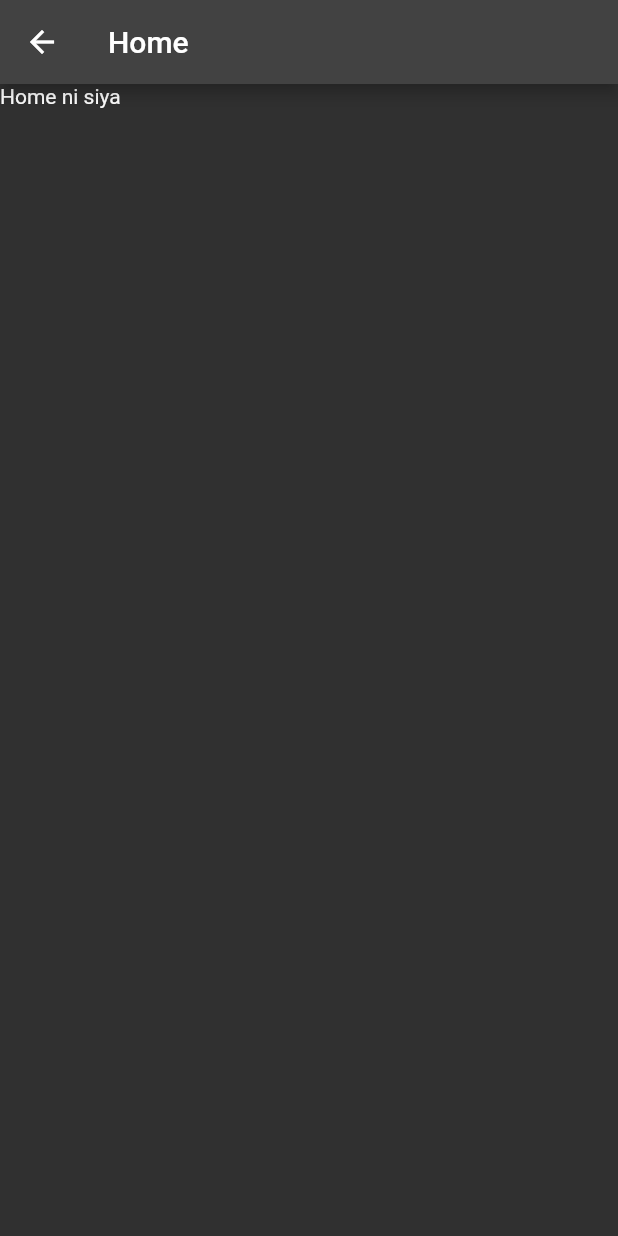
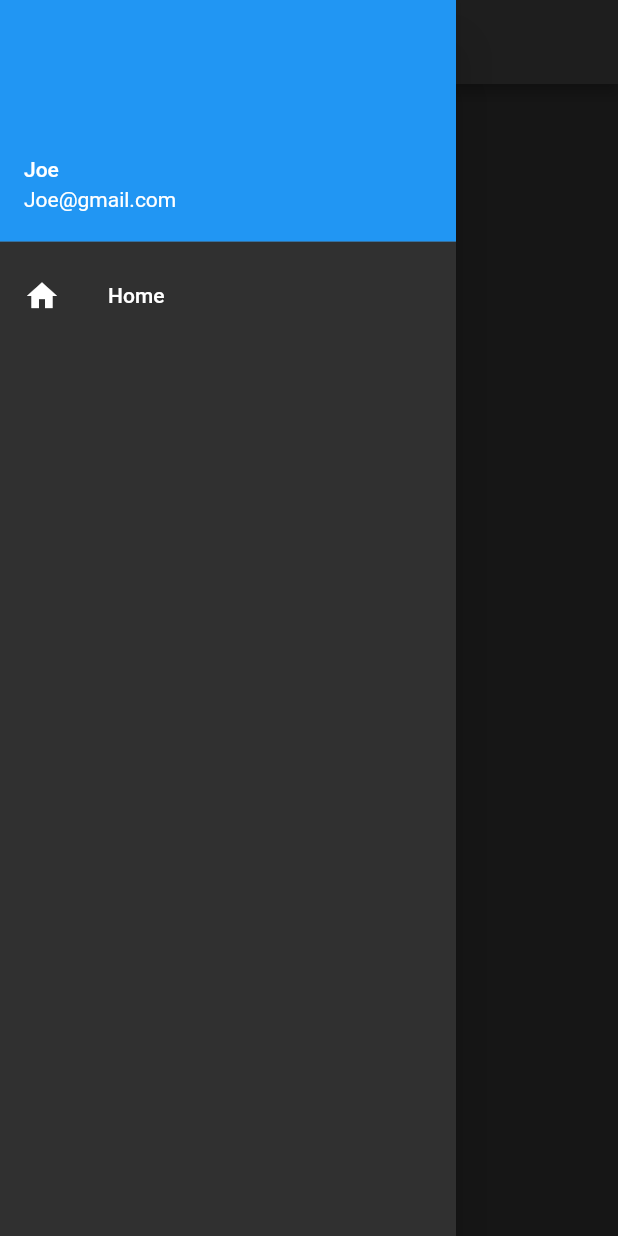
Before and after one commit to Kyusans/flutter-e-commerce, a Flutter app: the Home screen opened directly, with the side drawer open (before the commit the screen has no drawer), on a phone screen of 412 x 824 dp. Run offline on Flutter 3.47's test engine with Material 2 defaults, Android fonts, the phone set to English and light mode, and no system bars.

Commit message:
added side_bar.dart

```diff
--- a/lib/home.dart
+++ b/lib/home.dart
@@ -1,3 +1,4 @@
+import 'package:ecommerce/side_bar.dart';
 import 'package:flutter/material.dart';
 
 class Home extends StatefulWidget {
@@ -15,6 +16,7 @@ class _HomeState extends State<Home> {
         title: const Text('Home'),
       ),
       body: const Text("Home ni siya"),
+      drawer: const SideBar(),
     );
   }
 }
--- /dev/null
+++ b/lib/side_bar.dart
@@ -0,0 +1,29 @@
+import 'package:flutter/material.dart';
+
+class SideBar extends StatefulWidget {
+  const SideBar({Key? key}) : super(key: key);
+
+  @override
+  _SideBarState createState() => _SideBarState();
+}
+
+class _SideBarState extends State<SideBar> {
+  @override
+  Widget build(BuildContext context) {
+    return Drawer(
+      child: Column(
+        children: [
+          const UserAccountsDrawerHeader(
+            accountName: Text("Joe"),
+            accountEmail: Text("Joe@gmail.com"),
+          ),
+          ListTile(
+            leading: const Icon(Icons.home),
+            title: const Text("Home"),
+            onTap: () {},
+          ),
+        ],
+      ),
+    );
+  }
+}
```
Also changed, not shown: lib/login.dart (+13 -3 lines).
